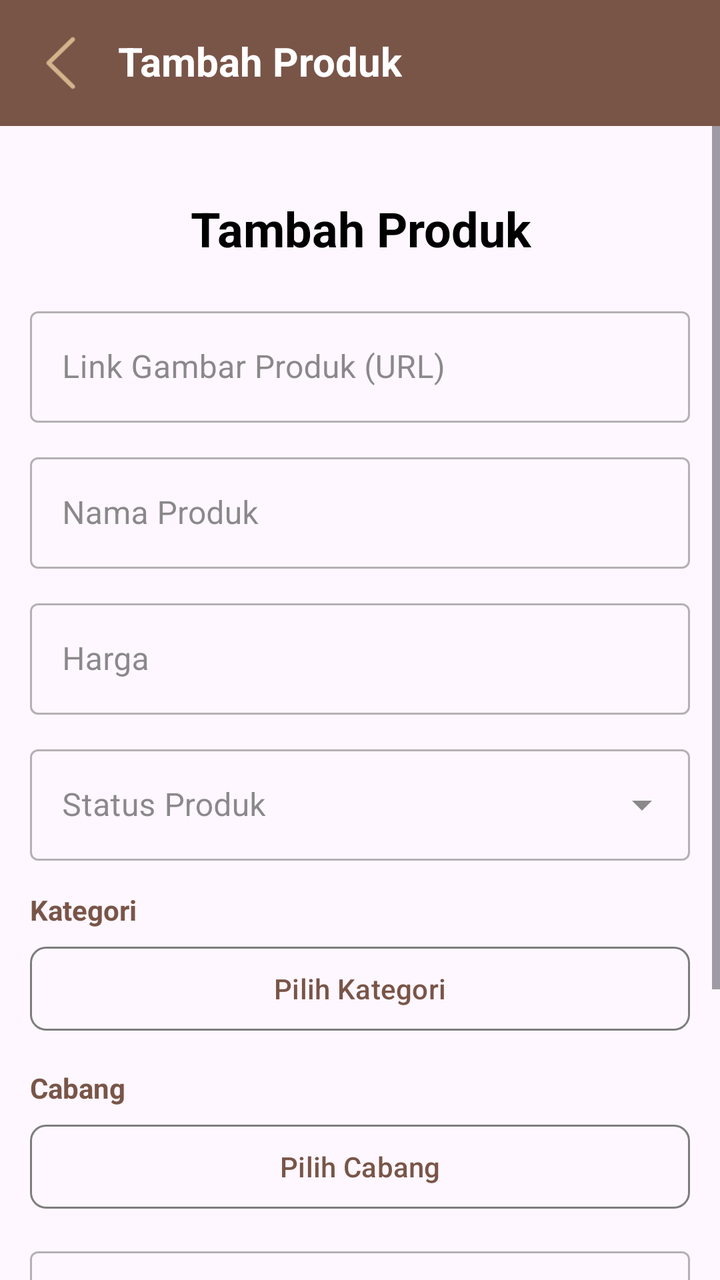
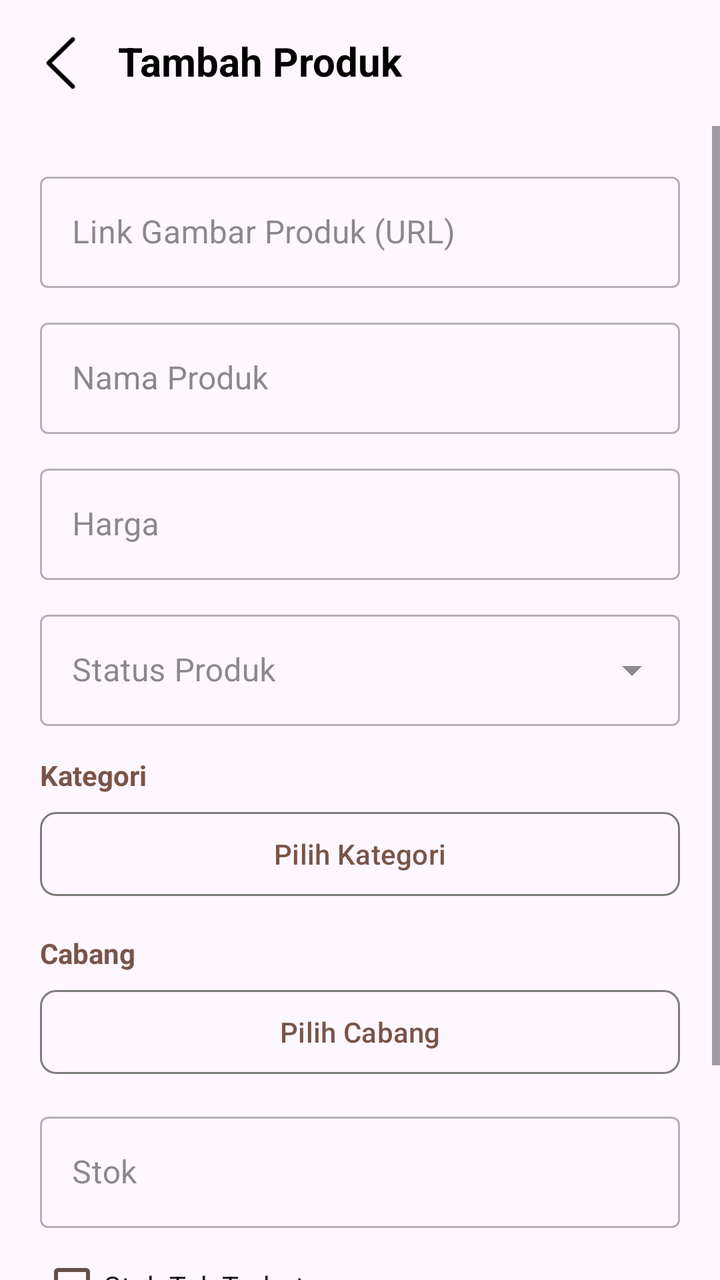

Before-and-after screenshots of an Android layout around one commit, followed by the original layout XML and the change that was made.
<!-- AndroidManifest.xml: application theme Theme.Pos -->
<!-- res/layout/activity_mod_produk.xml -->
<?xml version="1.0" encoding="utf-8"?>
<LinearLayout xmlns:android="http://schemas.android.com/apk/res/android"
    xmlns:app="http://schemas.android.com/apk/res-auto"
    xmlns:tools="http://schemas.android.com/tools"
    android:id="@+id/main"
    android:layout_width="match_parent"
    android:layout_height="match_parent"
    android:orientation="vertical"
    tools:context=".produk.ModProdukActivity">

    <LinearLayout
        android:layout_width="match_parent"
        android:layout_height="wrap_content"
        android:orientation="horizontal"
        android:background="#795548">

        <ImageView
            android:id="@+id/ivKembali"
            android:layout_width="35dp"
            android:layout_height="35dp"
            android:layout_marginVertical="14dp"
            android:layout_marginStart="13dp"
            android:src="@drawable/img_3"
            app:tint="#D2B48C"
            android:contentDescription="Kembali" />

        <LinearLayout
            android:layout_width="wrap_content"
            android:layout_height="wrap_content"
            android:orientation="vertical">

            <TextView
                android:id="@+id/tvJudulAtas"
                android:layout_width="wrap_content"
                android:layout_height="wrap_content"
                android:layout_marginStart="8dp"
                android:layout_marginTop="14dp"
                android:text="Tambah Produk"
                android:textColor="@color/white"
                android:textSize="20sp"
                android:textStyle="bold"
                android:padding="3dp"/>

        </LinearLayout>
    </LinearLayout>

    <ScrollView
        android:layout_width="match_parent"
        android:layout_height="match_parent">

        <LinearLayout
            android:layout_width="match_parent"
            android:layout_height="wrap_content"
            android:orientation="vertical"
            android:padding="15dp">

            <TextView
                android:id="@+id/tvJudul"
                android:layout_width="match_parent"
                android:layout_height="wrap_content"
                android:text="Tambah Produk"
                android:textStyle="bold"
                android:textSize="24sp"
                android:textColor="?attr/color"
                android:textAlignment="center"
                android:gravity="center"
                android:layout_margin="20dp"/>

            <com.google.android.material.textfield.TextInputLayout
                android:layout_width="match_parent"
                android:layout_height="wrap_content"
                style="@style/Widget.MaterialComponents.TextInputLayout.OutlinedBox">

                <com.google.android.material.textfield.TextInputEditText
                    android:id="@+id/etLinkGambar"
                    android:layout_width="match_parent"
                    android:layout_height="wrap_content"
                    android:hint="Link Gambar Produk (URL)"
                    android:inputType="textUri" />
            </com.google.android.material.textfield.TextInputLayout>

            <com.google.android.material.textfield.TextInputLayout
                android:layout_width="match_parent"
                android:layout_height="wrap_content"
                android:layout_marginTop="12dp"
                style="@style/Widget.MaterialComponents.TextInputLayout.OutlinedBox">

                <com.google.android.material.textfield.TextInputEditText
                    android:id="@+id/etNamaProduk"
                    android:layout_width="match_parent"
                    android:layout_height="wrap_content"
                    android:hint="Nama Produk"
                    android:inputType="textCapWords"/>
            </com.google.android.material.textfield.TextInputLayout>

            <com.google.android.material.textfield.TextInputLayout
                android:layout_width="match_parent"
                android:layout_height="wrap_content"
                android:layout_marginTop="12dp"
                style="@style/Widget.MaterialComponents.TextInputLayout.OutlinedBox">

                <com.google.android.material.textfield.TextInputEditText
                    android:id="@+id/etHargaProduk"
                    android:layout_width="match_parent"
                    android:layout_height="wrap_content"
                    android:hint="Harga"
                    android:inputType="number" />
            </com.google.android.material.textfield.TextInputLayout>

            <com.google.android.material.textfield.TextInputLayout
                android:id="@+id/tilStatusProduk"
                style="@style/Widget.MaterialComponents.TextInputLayout.OutlinedBox.ExposedDropdownMenu"
                android:layout_width="match_parent"
                android:layout_height="wrap_content"
                android:layout_marginTop="12dp"
                android:hint="Status Produk">

                <AutoCompleteTextView
                    android:id="@+id/actvStatusProduk"
                    android:layout_width="match_parent"
                    android:layout_height="wrap_content"
                    android:inputType="none" />
            </com.google.android.material.textfield.TextInputLayout>

            <TextView
                android:layout_width="match_parent"
                android:layout_height="wrap_content"
                android:layout_marginTop="15dp"
                android:textColor="#795548"
                android:text="Kategori"
                android:textStyle="bold" />

            <com.google.android.material.button.MaterialButton
                android:id="@+id/btnPilihKategori"
                android:layout_width="match_parent"
                android:layout_height="50dp"
                android:layout_marginTop="5dp"
                android:text="Pilih Kategori"
                android:textAllCaps="false"
                android:textColor="#795548"
                app:backgroundTint="@android:color/transparent"
                app:strokeColor="#7D7D7D"
                app:strokeWidth="1dp"
                app:cornerRadius="8dp"/>

            <TextView
                android:layout_width="match_parent"
                android:layout_height="wrap_content"
                android:layout_marginTop="15dp"
                android:textColor="#795548"
                android:text="Cabang"
                android:textStyle="bold" />

            <com.google.android.material.button.MaterialButton
                android:id="@+id/btnPilihCabang"
                android:layout_width="match_parent"
                android:layout_height="50dp"
                android:layout_marginTop="5dp"
                android:text="Pilih Cabang"
                android:textAllCaps="false"
                android:textColor="#795548"
                app:backgroundTint="@android:color/transparent"
                app:strokeColor="#7D7D7D"
                app:strokeWidth="1dp"
                app:cornerRadius="8dp"/>

            <com.google.android.material.textfield.TextInputLayout
                android:layout_width="match_parent"
                android:layout_height="wrap_content"
                android:layout_marginTop="12dp"
                style="@style/Widget.MaterialComponents.TextInputLayout.OutlinedBox">

                <com.google.android.material.textfield.TextInputEditText
                    android:id="@+id/etStok"
                    android:layout_width="match_parent"
                    android:layout_height="wrap_content"
                    android:hint="Stok"
                    android:inputType="number" />
            </com.google.android.material.textfield.TextInputLayout>

            <CheckBox
                android:id="@+id/cbStokTakTerbatas"
                android:layout_width="match_parent"
                android:layout_height="wrap_content"
                android:layout_marginTop="5dp"
                android:buttonTint="#645049"
                android:text="Stok Tak Terbatas" />

            <Button
                android:id="@+id/btnSimpan"
                android:layout_width="match_parent"
                android:layout_height="55dp"
                android:layout_marginTop="30dp"
                android:backgroundTint="#6D4C41"
                android:text="Simpan"
                android:textColor="@color/white"
                android:textAllCaps="false"
                android:textStyle="bold"
                app:cornerRadius="12dp"/>

        </LinearLayout>

    </ScrollView>

</LinearLayout>
<!-- resources referenced by this layout -->
<resources>
  <color name="white">#FFFFFFFF</color>
  <!-- drawable img_3: png bitmap (drawable, 974 bytes) -->
  <style name="Theme.Pos" parent="Base.Theme.Pos" />
  <style name="Base.Theme.Pos" parent="Theme.Material3.DayNight.NoActionBar">
          
          
  
          <item name="colorSurface">#EFEFEF</item>
  
          <item name="colorOnBackground">#616161</item>
  
          <item name="color">#000000</item>
  
          <item name="colorOnSurface">#3E3E3E</item>
  
          <item name="colorAccent">#6D4C41</item>
  
      </style>
</resources>

<!-- the commit's change to res/layout/activity_mod_produk.xml (unified diff, before → after) -->
@@ -12,7 +12,7 @@
         android:layout_width="match_parent"
         android:layout_height="wrap_content"
         android:orientation="horizontal"
-        android:background="#795548">
+        android:background="@android:color/transparent">
 
         <ImageView
             android:id="@+id/ivKembali"
@@ -21,7 +21,7 @@
             android:layout_marginVertical="14dp"
             android:layout_marginStart="13dp"
             android:src="@drawable/img_3"
-            app:tint="#D2B48C"
+            app:tint="?attr/color"
             android:contentDescription="Kembali" />
 
         <LinearLayout
@@ -30,13 +30,13 @@
             android:orientation="vertical">
 
             <TextView
-                android:id="@+id/tvJudulAtas"
+                android:id="@+id/tvJudul"
                 android:layout_width="wrap_content"
                 android:layout_height="wrap_content"
                 android:layout_marginStart="8dp"
                 android:layout_marginTop="14dp"
                 android:text="Tambah Produk"
-                android:textColor="@color/white"
+                android:textColor="?attr/color"
                 android:textSize="20sp"
                 android:textStyle="bold"
                 android:padding="3dp"/>
@@ -52,19 +52,7 @@
             android:layout_width="match_parent"
             android:layout_height="wrap_content"
             android:orientation="vertical"
-            android:padding="15dp">
-
-            <TextView
-                android:id="@+id/tvJudul"
-                android:layout_width="match_parent"
-                android:layout_height="wrap_content"
-                android:text="Tambah Produk"
-                android:textStyle="bold"
-                android:textSize="24sp"
-                android:textColor="?attr/color"
-                android:textAlignment="center"
-                android:gravity="center"
-                android:layout_margin="20dp"/>
+            android:padding="20dp">
 
             <com.google.android.material.textfield.TextInputLayout
                 android:layout_width="match_parent"
